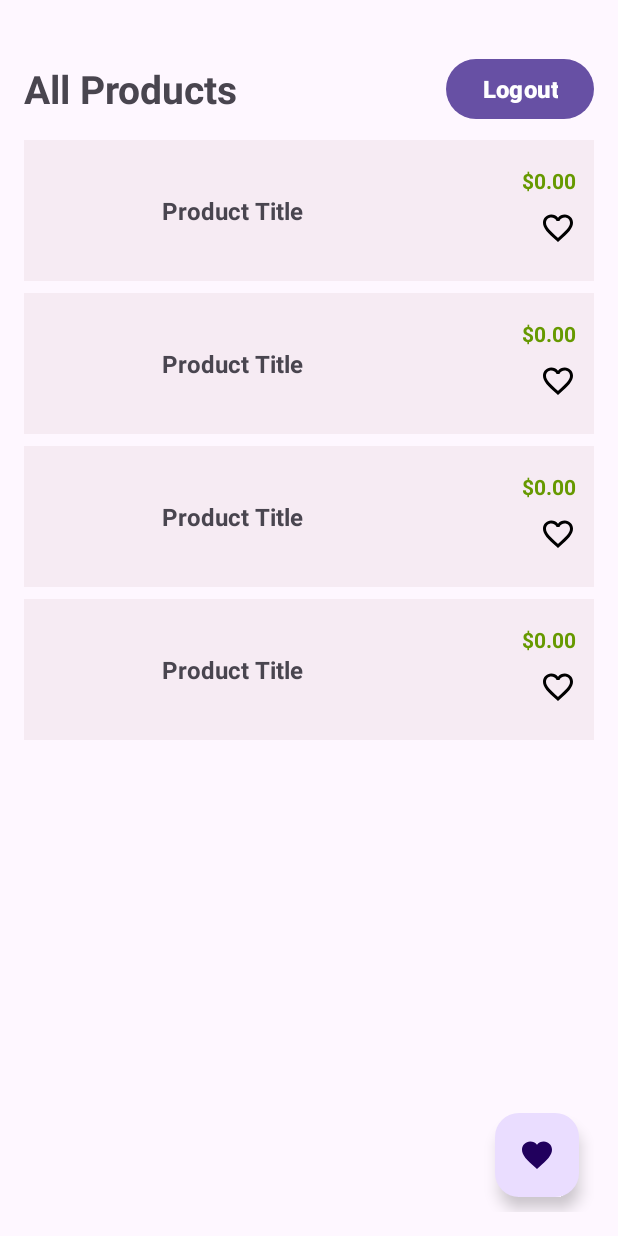
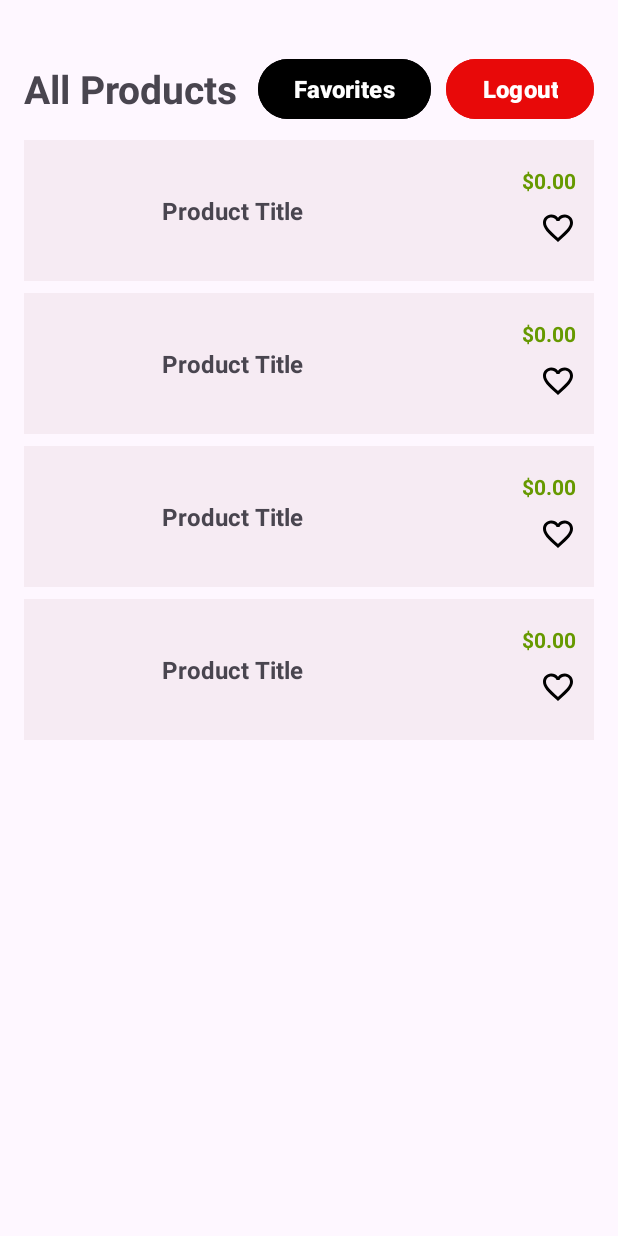
Before and after one commit to seid-shemsu/Fake_Api_Test, an Android app: the layout activity_main.xml on its own in the app's theme, with its tools: preview values and no code run, on a phone screen of 412 x 824 dp. Run offline under Robolectric (Android 15) with nearby library versions, the light colour scheme and no system bars; network calls fail.

Commit message:
ui change

```diff
--- a/app/src/main/res/layout/activity_main.xml
+++ b/app/src/main/res/layout/activity_main.xml
@@ -4,8 +4,7 @@
 
     <data />
 
-    <androidx.constraintlayout.widget.ConstraintLayout
-        xmlns:tools="http://schemas.android.com/tools"
+    <androidx.constraintlayout.widget.ConstraintLayout xmlns:tools="http://schemas.android.com/tools"
         android:layout_width="match_parent"
         android:layout_height="match_parent"
         android:orientation="vertical"
@@ -36,9 +35,20 @@
                 android:layout_weight="1" />
 
             <Button
+                android:id="@+id/favorites"
+                android:layout_width="wrap_content"
+                android:layout_height="wrap_content"
+                android:layout_marginEnd="10dp"
+                android:backgroundTint="@color/black"
+                android:text="Favorites"
+                android:textSize="16sp"
+                android:textStyle="bold" />
+
+            <Button
                 android:id="@+id/logout"
                 android:layout_width="wrap_content"
                 android:layout_height="wrap_content"
+                android:backgroundTint="#E80909"
                 android:text="Logout"
                 android:textSize="16sp"
                 android:textStyle="bold" />
@@ -78,15 +88,5 @@
             app:layout_constraintEnd_toEndOf="parent"
             app:layout_constraintStart_toStartOf="parent"
             app:layout_constraintTop_toTopOf="parent" />
-
-        <com.google.android.material.floatingactionbutton.FloatingActionButton
-            android:id="@+id/favorites"
-            android:layout_width="wrap_content"
-            android:layout_height="wrap_content"
-            android:layout_margin="10dp"
-            android:contentDescription="favorites"
-            android:src="@drawable/fav"
-            app:layout_constraintBottom_toBottomOf="parent"
-            app:layout_constraintEnd_toEndOf="parent" />
     </androidx.constraintlayout.widget.ConstraintLayout>
 </layout>
```
